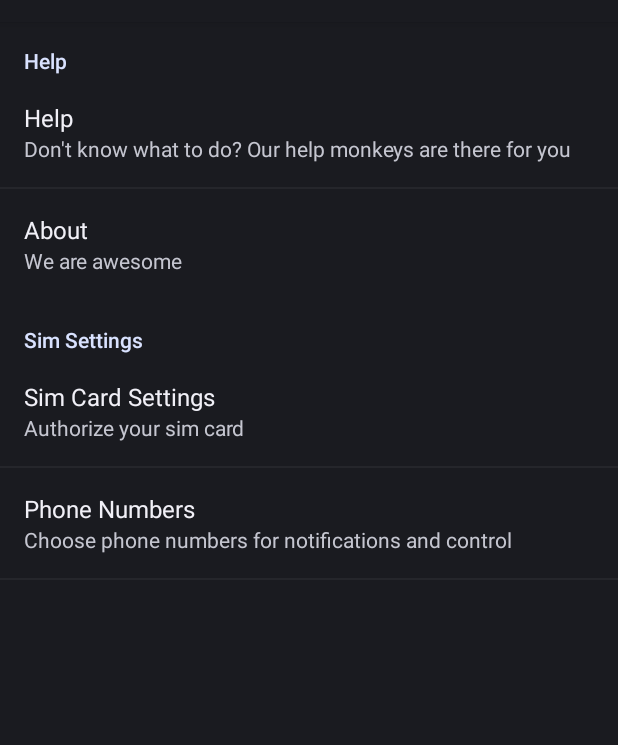
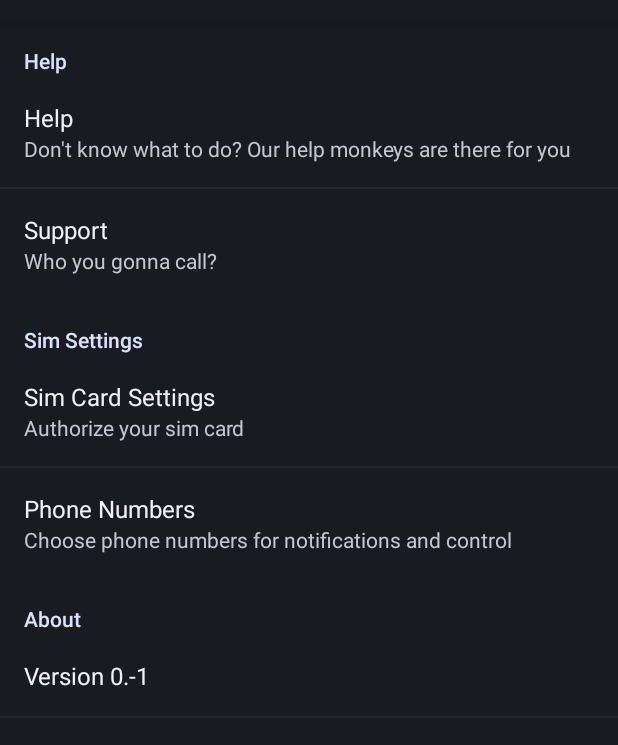
Before and after one commit to CaffeinatedCoders/3-headed-monkey-android, an Android app: the fragment PrefsFragment shown on its own in the app's theme, on a phone screen of 412 x 824 dp, the part 62-807 px from its top. Run offline under Robolectric (Android 15) with nearby library versions, the phone set to English and light mode, and no system bars; libraries missing offline, so code that uses them is left out: com.googlecode.androidannotations; 1 statement that could not run was skipped.

Commit message:
Now Showing version in MainActivity

```diff
--- a/three-headed-monkey/src/main/java/net/three_headed_monkey/ui/PrefsFragment.java
+++ b/three-headed-monkey/src/main/java/net/three_headed_monkey/ui/PrefsFragment.java
@@ -1,15 +1,29 @@
 package net.three_headed_monkey.ui;
 
 import android.content.Intent;
+import android.os.Build;
 import android.os.Bundle;
 import android.preference.Preference;
+import android.preference.PreferenceCategory;
 import android.preference.PreferenceFragment;
+import android.util.Log;
 import android.widget.Toast;
+
+import com.googlecode.androidannotations.annotations.AfterInject;
+import com.googlecode.androidannotations.annotations.AfterViews;
+import com.googlecode.androidannotations.annotations.App;
 import com.googlecode.androidannotations.annotations.EFragment;
+
 import net.three_headed_monkey.R;
+import net.three_headed_monkey.ThreeHeadedMonkeyApplication;
 
 @EFragment
 public class PrefsFragment extends PreferenceFragment implements Preference.OnPreferenceClickListener {
+
+    Preference pref_btn_version;
+
+    @App
+    ThreeHeadedMonkeyApplication application;
 
     @Override
     public void onCreate(Bundle savedInstanceState) {
@@ -17,8 +31,36 @@ public class PrefsFragment extends PreferenceFragment implements Preference.OnPr
 
         // Load the preferences from an XML resource
         addPreferencesFromResource(R.xml.main_preferences);
-        findPreference("pref_btn_sim_card_settings").setOnPreferenceClickListener(this);
-        findPreference("pref_btn_phone_numbers_settings").setOnPreferenceClickListener(this);
+//        findPreference("pref_btn_sim_card_settings").setOnPreferenceClickListener(this);
+//        findPreference("pref_btn_phone_numbers_settings").setOnPreferenceClickListener(this);
+        for(int x = 0; x < getPreferenceScreen().getPreferenceCount(); x++){
+            PreferenceCategory category = (PreferenceCategory) getPreferenceScreen().getPreference(x);
+            for(int y = 0; y < category.getPreferenceCount(); y++){
+                Preference pref = category.getPreference(y);
+                pref.setOnPreferenceClickListener(this);
+            }
+        }
+
+        pref_btn_version = findPreference("pref_btn_version");
+
+    }
+
+    @Override
+    public void onResume() {
+        super.onResume();
+        updatePreferenceValues();
+    }
+
+    public void updatePreferenceValues(){
+        String version = "0.-1";
+        try {
+            version = application.getPackageManager().getPackageInfo(application.getPackageName(), 0).versionName;
+        } catch (Exception ex) {
+
+        }
+
+        pref_btn_version.setTitle(getString(R.string.settings_preference_version_param, version));
+        pref_btn_version.setSummary(application.getPackageName());
     }
 
 
@@ -26,6 +68,9 @@ public class PrefsFragment extends PreferenceFragment implements Preference.OnPr
     public boolean onPreferenceClick(Preference preference) {
         String key = preference.getKey();
         Toast.makeText(getActivity(), key + " clicked!", Toast.LENGTH_SHORT).show();
+
+        if(key == null)
+            return false;
 
         if(key.equals("pref_btn_sim_card_settings")) {
             SimCardSettingsActivity_.intent(getActivity()).start();
--- a/three-headed-monkey/src/main/res/layout/main_activity.xml
+++ b/three-headed-monkey/src/main/res/layout/main_activity.xml
@@ -6,7 +6,7 @@
               android:layout_height="match_parent">
     <fragment
             android:id="@+id/preference_fragment"
-            android:name="net.three_headed_monkey.ui.PrefsFragment"
+            android:name="net.three_headed_monkey.ui.PrefsFragment_"
             android:layout_width="match_parent"
             android:layout_height="match_parent" />
 
--- a/three-headed-monkey/src/main/res/values/strings.xml
+++ b/three-headed-monkey/src/main/res/values/strings.xml
@@ -13,4 +13,6 @@
     <string name="authorize_card">Authorize SimCard</string>
     <string name="unauthorize_card">Unauthorize SimCard</string>
     <string name="authorized_cards">Authorized Cards</string>
+    <string name="settings_category_title_about">About</string>
+    <string name="settings_preference_version_param">Version %1$s</string>
 </resources>
--- a/three-headed-monkey/src/main/res/xml/main_preferences.xml
+++ b/three-headed-monkey/src/main/res/xml/main_preferences.xml
@@ -9,8 +9,8 @@
         <Preference android:title="Help"
                     android:summary="Don't know what to do? Our help monkeys are there for you"/>
 
-        <Preference android:title="About"
-                    android:summary="We are awesome"/>
+        <Preference android:title="Support"
+                    android:summary="Who you gonna call?"/>
 
     </PreferenceCategory>
 
@@ -27,5 +27,13 @@
 
     </PreferenceCategory>
 
+    <PreferenceCategory
+        android:title="@string/settings_category_title_about">
+
+        <Preference android:title="@string/settings_preference_version_param"
+            android:key="pref_btn_version" />
+
+    </PreferenceCategory>
+
 
 </PreferenceScreen>
```
